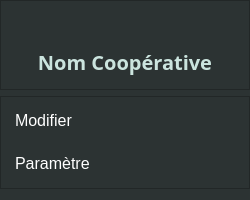
The window that e-Coop/iconUserClicked.ui (RazTahiry/e-Coop) describes before a commit, drawn with Qt 5.
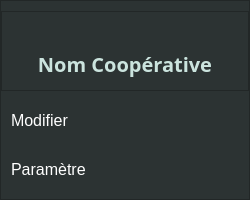
The same window after the commit. Icons and pictures are not drawn.

Patch:
```diff
--- a/e-Coop/iconUserClicked.ui
+++ b/e-Coop/iconUserClicked.ui
@@ -2,6 +2,9 @@
 <ui version="4.0">
  <class>iconUserClickedDialog</class>
  <widget class="QDialog" name="iconUserClickedDialog">
+  <property name="enabled">
+   <bool>true</bool>
+  </property>
   <property name="geometry">
    <rect>
     <x>0</x>
@@ -32,6 +35,9 @@
    <string notr="true">background-color: rgb(44, 51, 51);</string>
   </property>
   <layout class="QVBoxLayout" name="verticalLayout">
+   <property name="spacing">
+    <number>0</number>
+   </property>
    <property name="leftMargin">
     <number>0</number>
    </property>
@@ -39,6 +45,39 @@
     <number>0</number>
    </property>
    <property name="rightMargin">
+    <number>0</number>
+   </property>
+   <property name="bottomMargin">
+    <number>0</number>
+   </property>
+   <item>
+    <widget class="QFrame" name="editParamFrame">
+     <property name="sizePolicy">
+      <sizepolicy hsizetype="Preferred" vsizetype="Expanding">
+       <horstretch>0</horstretch>
+       <verstretch>0</verstretch>
+      </sizepolicy>
+     </property>
+     <property name="frameShape">
+      <enum>QFrame::StyledPanel</enum>
+     </property>
+     <property name="frameShadow">
+      <enum>QFrame::Raised</enum>
+     </property>
+     <layout class="QVBoxLayout" name="verticalLayout_2">
+      <property name="spacing">
+       <number>0</number>
+      </property>
+      <property name="leftMargin">
+       <number>0</number>
+      </property>
+      <property name="topMargin">
+       <number>0</number>
+      </property>
+      <property name="rightMargin">
+       <number>0</number>
+      </property>
+      <property name="bottomMargin">
     <number>0</number>
    </property>
    <item>
@@ -46,13 +85,13 @@
      <property name="minimumSize">
       <size>
        <width>0</width>
-       <height>90</height>
+          <height>80</height>
       </size>
      </property>
      <property name="maximumSize">
       <size>
        <width>16777215</width>
-       <height>90</height>
+          <height>80</height>
       </size>
      </property>
      <property name="frameShape">
@@ -62,6 +101,9 @@
       <enum>QFrame::Raised</enum>
      </property>
      <layout class="QVBoxLayout" name="verticalLayout_3">
+         <property name="spacing">
+          <number>0</number>
+         </property>
       <property name="leftMargin">
        <number>0</number>
       </property>
@@ -78,21 +120,28 @@
        <widget class="QPushButton" name="xbutton">
         <property name="minimumSize">
          <size>
-          <width>30</width>
-          <height>30</height>
+             <width>25</width>
+             <height>25</height>
          </size>
         </property>
         <property name="maximumSize">
          <size>
-          <width>30</width>
-          <height>30</height>
+             <width>25</width>
+             <height>25</height>
          </size>
         </property>
         <property name="cursor">
          <cursorShape>PointingHandCursor</cursorShape>
         </property>
         <property name="styleSheet">
-         <string notr="true">border: none;</string>
+            <string notr="true">#xbutton {
+	border: none;
+}
+
+#xbutton:Hover {
+	background-color: rgb(214, 71, 0);
+}
+</string>
         </property>
         <property name="text">
          <string/>
@@ -152,36 +201,6 @@
     </widget>
    </item>
    <item>
-    <widget class="QFrame" name="editParamFrame">
-     <property name="sizePolicy">
-      <sizepolicy hsizetype="Preferred" vsizetype="Expanding">
-       <horstretch>0</horstretch>
-       <verstretch>0</verstretch>
-      </sizepolicy>
-     </property>
-     <property name="frameShape">
-      <enum>QFrame::StyledPanel</enum>
-     </property>
-     <property name="frameShadow">
-      <enum>QFrame::Raised</enum>
-     </property>
-     <layout class="QVBoxLayout" name="verticalLayout_2">
-      <property name="spacing">
-       <number>0</number>
-      </property>
-      <property name="leftMargin">
-       <number>9</number>
-      </property>
-      <property name="topMargin">
-       <number>0</number>
-      </property>
-      <property name="rightMargin">
-       <number>0</number>
-      </property>
-      <property name="bottomMargin">
-       <number>0</number>
-      </property>
-      <item>
        <widget class="QPushButton" name="modifierBtn">
         <property name="font">
          <font>
@@ -196,7 +215,7 @@
          <string notr="true">color: white;
 border: none;
 text-align: left;
-padding: 10px 0 10px 5px;</string>
+padding: 10px 0 10px 10px;</string>
         </property>
         <property name="text">
          <string>Modifier</string>
@@ -228,7 +247,7 @@
          <string notr="true">color: white;
 border: none;
 text-align: left;
-padding: 10px 0 10px 5px;</string>
+padding: 10px 0 10px 10px;</string>
         </property>
         <property name="text">
          <string>Paramètre</string>
```
Lines whose indentation alone changed are shown as unchanged.
